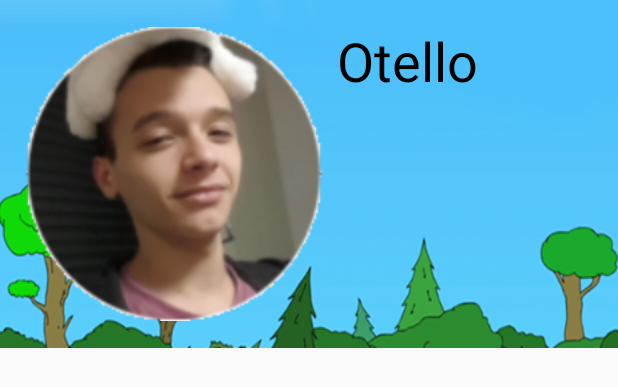
After one commit to Batoch/androidyouyou, an Android app: the layout element_idol.xml on its own in the app's theme, with its tools: preview values and no code run, on a phone screen of 412 x 824 dp. The commit adds this screen. Shown: the top 387 px of the screen. Run offline under Robolectric (Android 15) with nearby library versions, the phone set to English and light mode, and no system bars.

Commit message:
Major enhancing + todo IdolAdapter.kt background customization

```diff
--- a/app/build.gradle
+++ b/app/build.gradle
@@ -27,6 +27,7 @@ dependencies {
     implementation fileTree(dir: "libs", include: ["*.jar"])
     implementation 'androidx.appcompat:appcompat:1.2.0'
     implementation 'androidx.constraintlayout:constraintlayout:1.1.3'
+    implementation 'androidx.recyclerview:recyclerview:1.1.0'
     testImplementation 'junit:junit:4.12'
     androidTestImplementation 'androidx.test.ext:junit:1.1.1'
     androidTestImplementation 'androidx.test.espresso:espresso-core:3.2.0'
--- a/app/src/main/AndroidManifest.xml
+++ b/app/src/main/AndroidManifest.xml
@@ -9,7 +9,7 @@
         android:label="@string/app_name"
         android:supportsRtl="true"
         android:theme="@style/AppTheme">
-        <activity android:name="com.plaisir.victor.MainActivity">
+        <activity android:name="com.plaisir.victor.CatalogActivity">
             <intent-filter>
                 <action android:name="android.intent.action.MAIN" />
                 <category android:name="android.intent.category.LAUNCHER" />
--- /dev/null
+++ b/app/src/main/res/layout/element_idol.xml
@@ -0,0 +1,34 @@
+<?xml version="1.0" encoding="utf-8"?>
+<androidx.constraintlayout.widget.ConstraintLayout xmlns:android="http://schemas.android.com/apk/res/android"
+    xmlns:app="http://schemas.android.com/apk/res-auto"
+    xmlns:tools="http://schemas.android.com/tools"
+    android:id="@+id/e_idol_background"
+    android:layout_width="match_parent"
+    android:layout_height="wrap_content"
+    android:background="@drawable/idol_background"
+    android:onClick="showDetailCovidCenter"
+    android:padding="16dp">
+
+    <ImageView
+        android:id="@+id/e_idol_img"
+        android:layout_width="@dimen/idol_img_frame"
+        android:layout_height="@dimen/idol_img_frame"
+        android:contentDescription="@string/img_idol"
+        app:layout_constraintBottom_toBottomOf="parent"
+        app:layout_constraintStart_toStartOf="parent"
+        app:layout_constraintTop_toTopOf="parent"
+        app:srcCompat="@drawable/otello_lapin" />
+
+    <TextView
+        android:id="@+id/e_idol_txt_name"
+        android:layout_width="163dp"
+        android:layout_height="wrap_content"
+        android:contentDescription="@string/e_txt_idol"
+        android:text="Otello"
+        android:textColor="@android:color/black"
+        android:textSize="36sp"
+        app:layout_constraintEnd_toEndOf="parent"
+        app:layout_constraintStart_toEndOf="@+id/e_idol_img"
+        app:layout_constraintTop_toTopOf="parent" />
+
+</androidx.constraintlayout.widget.ConstraintLayout>
--- a/app/src/main/res/values/dimens.xml
+++ b/app/src/main/res/values/dimens.xml
@@ -14,4 +14,5 @@
     <dimen name="inner_frame_layout_padding">5dp</dimen>
     <dimen name="width_you">300dp</dimen>
     <dimen name="height_you">450dp</dimen>
+    <dimen name="idol_img_frame">200dp</dimen>
 </resources>
--- a/app/src/main/res/values/strings.xml
+++ b/app/src/main/res/values/strings.xml
@@ -14,4 +14,6 @@
     <string name="love_theme">love_theme</string>
     <string name="img_frame">img_frame</string>
     <string name="dose_de_plaisir">DOSE DE PLAISIR : </string>
+    <string name="img_idol">img_idol</string>
+    <string name="e_txt_idol">e_idol_name</string>
 </resources>
```
Also changed, not shown: app/src/main/java/com/plaisir/victor/CatalogActivity.kt (added, +37 -0 lines), app/src/main/java/com/plaisir/victor/IdolAdapter.kt (added, +50 -0 lines), app/src/main/java/com/plaisir/victor/IdolModel.kt (added, +13 -0 lines), app/src/main/java/com/plaisir/victor/IdolViewHolder.kt (added, +12 -0 lines), app/src/main/java/com/plaisir/victor/YouActivity.kt (renamed from app/src/main/java/com/plaisir/victor/MainActivity.kt, +31 -2 lines), app/src/main/res/layout/activity_catalog.xml (added, +15 -0 lines), app/src/main/res/layout/activity_main.xml (deleted, +0 -71 lines), app/src/main/res/layout/activity_you.xml (added, +71 -0 lines), app/src/main/res/layout/menu.xml (added, +15 -0 lines), app/src/main/res/drawable/background_china.jpg (added), app/src/main/res/drawable/deng.png (added), app/src/main/res/drawable/idol_background.png (added), app/src/main/res/drawable/otello_lapin.png (added).
